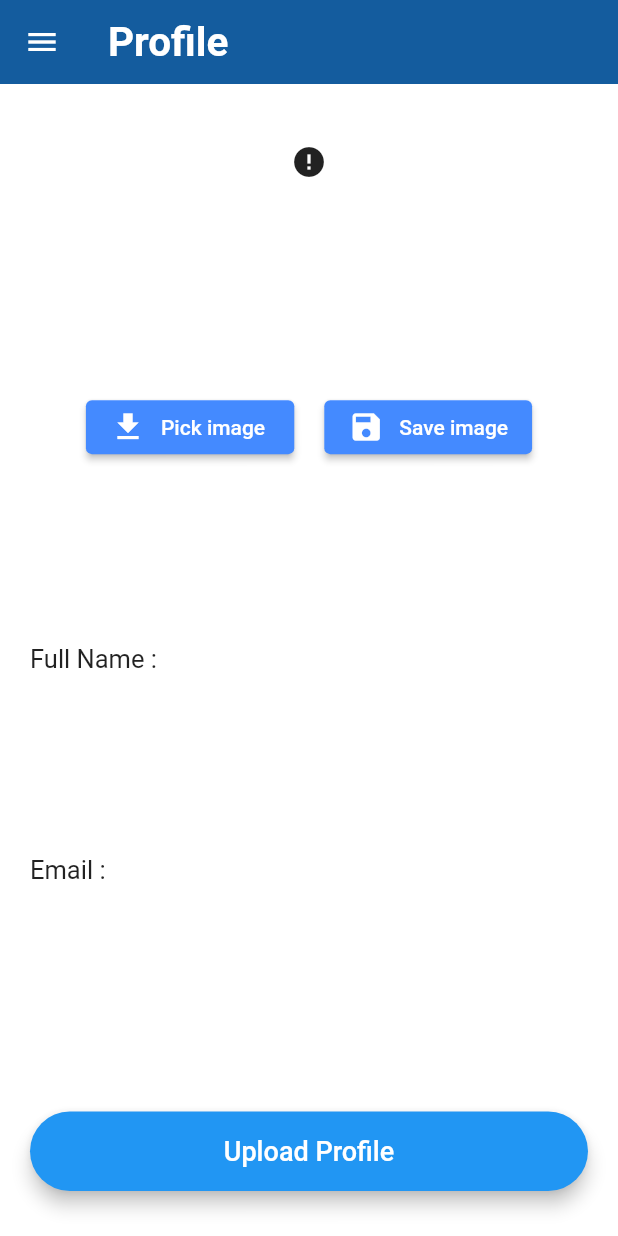
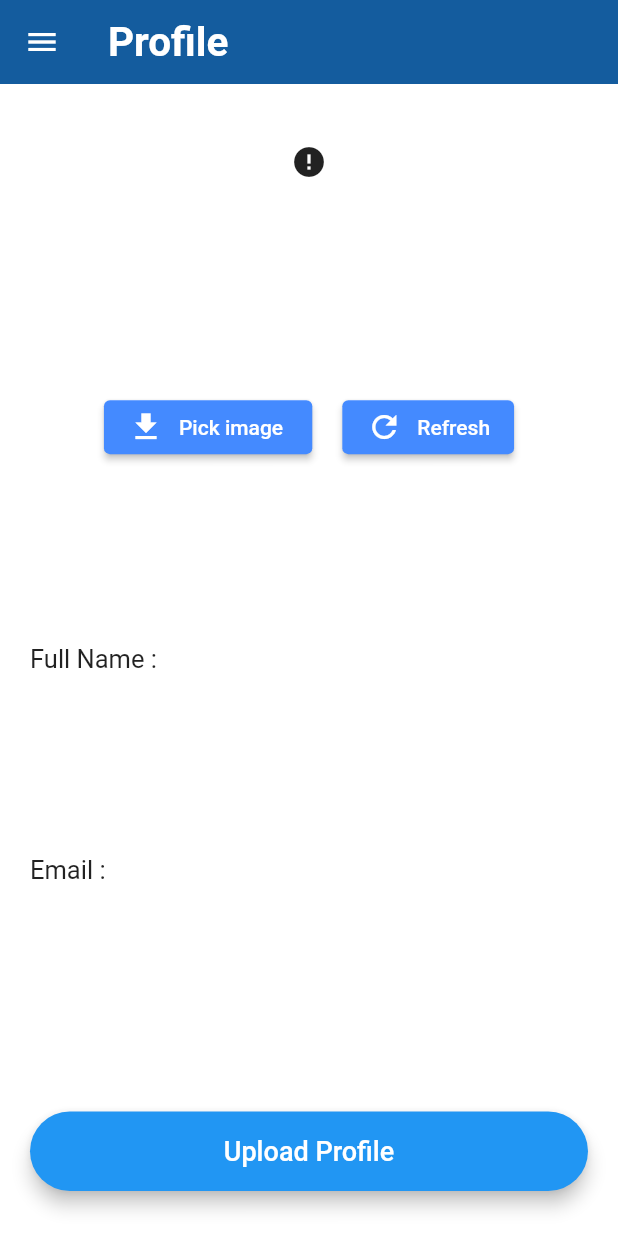
Before and after one commit to Thiennguyen21it/Tmess, a Flutter app: the ProfilePage screen opened directly with empty values, on a phone screen of 412 x 824 dp. Run offline on Flutter 3.47's test engine with Material 2 defaults, Android fonts, the phone set to English and light mode, and no system bars; drawn by our look-alikes of cached_network_image; our stand-ins replace cloud_firestore, firebase_auth, firebase_core, firebase_storage, google_fonts, image_cropper and 2 more; accounts and stored records are empty; network calls fail.

Commit message:
fix some UI

```diff
--- a/lib/pages/profile_page.dart
+++ b/lib/pages/profile_page.dart
@@ -83,7 +83,7 @@ class _ProfilePageState extends State<ProfilePage> {
   }
 
 // get image from cloud firestore
-  Widget getImageFromFireStore(width, height) {
+  getImageFromFireStore(width, height) {
     return StreamBuilder(
       stream: FirebaseFirestore.instance
           .collection("users")
@@ -290,9 +290,9 @@ class _ProfilePageState extends State<ProfilePage> {
                     style: ElevatedButton.styleFrom(primary: Colors.blueAccent),
                     child: Row(
                       children: const [
-                        Icon(Icons.save),
+                        Icon(Icons.refresh),
                         SizedBox(width: 10),
-                        Text("Save image"),
+                        Text("Refresh"),
                       ],
                     ),
                   ),
```
Also changed, not shown: lib/pages/home_page.dart (+48 -7 lines).
